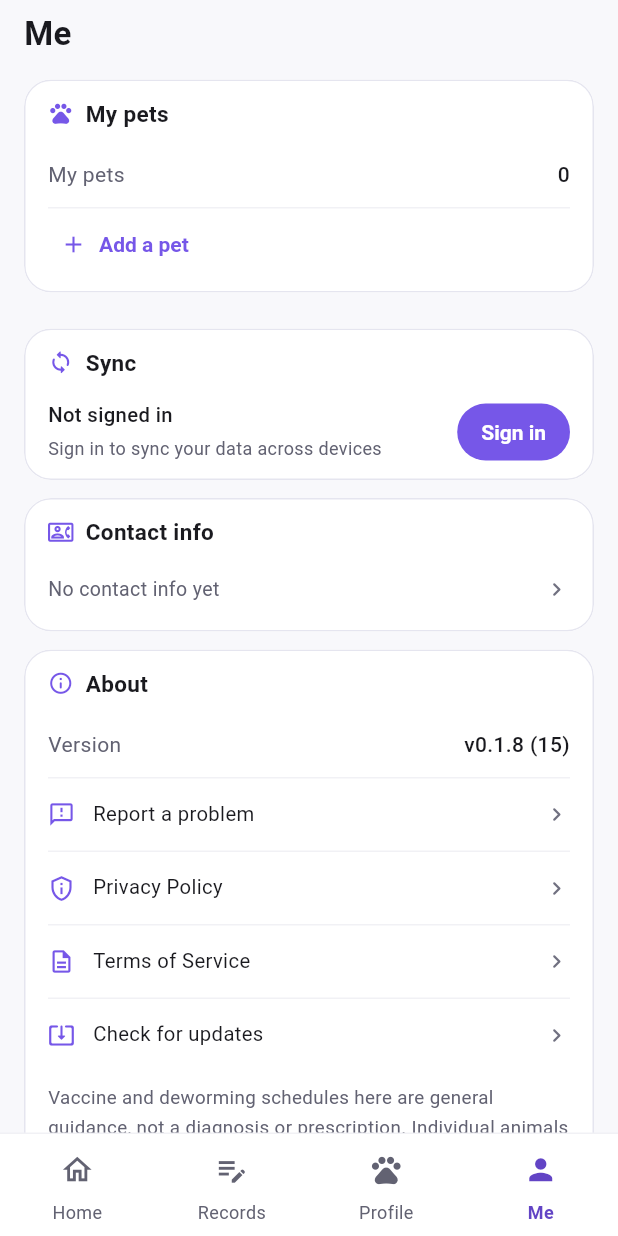
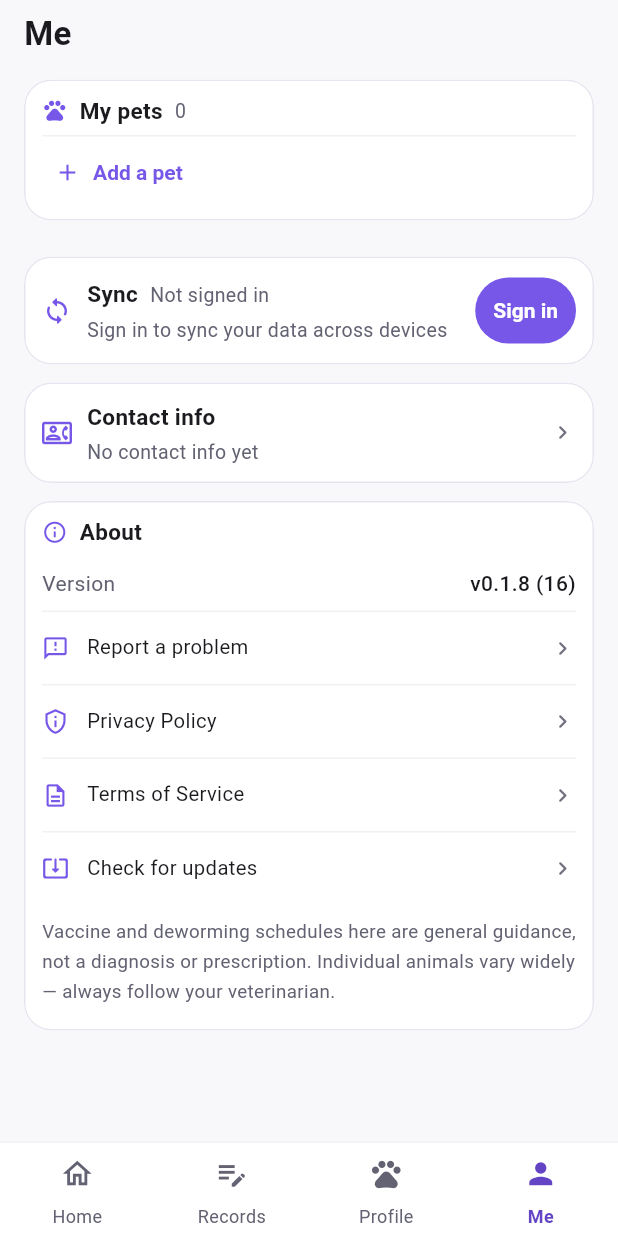
Before and after one commit to zhuruipeng/pets, a Flutter app: the screen it shows after launch, item 4 of the bottom bar chosen, on a phone screen of 412 x 824 dp. Run offline on Flutter 3.47's test engine with Material 3 defaults, Android fonts, the phone set to English and light mode, and no system bars; our stand-ins replace fl_chart, flutter_local_notifications, flutter_map, flutter_riverpod, flutter_secure_storage, image_picker and 6 more; missing offline and left inert: file_selector; accounts and stored records are empty; network calls fail.

Commit message:
fix(ui): adopt compact four-page layout for device trial

```diff
--- a/app/lib/main.dart
+++ b/app/lib/main.dart
@@ -241,7 +241,7 @@ ThemeData buildAppTheme() {
       surfaceTintColor: Colors.transparent,
       indicatorColor: Colors.transparent,
       // 参考稿的底部栏没有胶囊底，靠图标与文字变色表示选中。
-      height: 68,
+      height: 62,
       elevation: 0,
       labelBehavior: NavigationDestinationLabelBehavior.alwaysShow,
       labelTextStyle: WidgetStateProperty.resolveWith((states) {
--- a/app/lib/ui/family_care_board.dart
+++ b/app/lib/ui/family_care_board.dart
@@ -57,7 +57,7 @@ class _FamilyCareBoardState extends ConsumerState<FamilyCareBoard> {
     final sync = ref.watch(syncControllerProvider);
 
     return Container(
-      margin: const EdgeInsets.only(top: AppSpace.gapL),
+      margin: const EdgeInsets.only(top: AppSpace.gapM),
       padding: const EdgeInsets.all(AppSpace.gapM),
       decoration: BoxDecoration(
           color: AppColors.surface,
@@ -100,6 +100,8 @@ class _FamilyCareBoardState extends ConsumerState<FamilyCareBoard> {
         for (final reminder in _expanded ? pending : pending.take(4))
           ListTile(
             contentPadding: EdgeInsets.zero,
+            minLeadingWidth: 20,
+            horizontalTitleGap: 8,
             dense: true,
             leading: const Icon(Icons.radio_button_unchecked,
                 color: AppColors.primary, size: 20),
@@ -132,6 +134,8 @@ class _FamilyCareBoardState extends ConsumerState<FamilyCareBoard> {
             for (final event in _expanded ? items : items.take(5))
               ListTile(
                 contentPadding: EdgeInsets.zero,
+                minLeadingWidth: 20,
+                horizontalTitleGap: 8,
                 dense: true,
                 leading: const Icon(Icons.check_circle_outline,
                     color: AppColors.primary, size: 20),
--- a/app/lib/ui/me_screen.dart
+++ b/app/lib/ui/me_screen.dart
@@ -61,11 +61,9 @@ class MeScreen extends ConsumerWidget {
         _Card(
           title: L.t('me.section.pets'),
           icon: Icons.pets_rounded,
+          trailing: Text(L.isZh ? '共 ${pets.length} 只' : '${pets.length}',
+              style: AppText.caption),
           children: [
-            InfoRow(
-              L.t('me.section.pets'),
-              L.isZh ? '共 ${pets.length} 只' : '${pets.length}',
-            ),
             const RowDivider(),
             // 「添加宠物」的**常驻入口**。
             //
@@ -96,22 +94,10 @@ class MeScreen extends ConsumerWidget {
         const SizedBox(height: AppSpace.gapM),
 
         if (region.requiresIcpDisplay) ...[
-          _Card(
+          _CompactEntryCard(
               title: L.t('me.build.icp'),
               icon: Icons.verified_outlined,
-            children: [
-              Padding(
-                padding: const EdgeInsets.only(top: 4),
-                child: Text(
-                  L.t('me.icp'),
-                  style: const TextStyle(
-                    fontSize: 12.5,
-                    color: AppColors.textSecondary,
-                  ),
-                ),
-              ),
-            ],
-          ),
+              detail: L.t('me.icp')),
         ],
 
         const SizedBox(height: AppSpace.gapM),
@@ -125,47 +111,19 @@ class MeScreen extends ConsumerWidget {
 
         // ---- 联系方式（M5）。走失协查卡片要靠它，所以放在「我的」而不是
         // 藏在某个二级设置页里。 ----
-        _Card(
+        Consumer(builder: (context, ref, _) {
+          final user = ref.watch(currentUserProvider).valueOrNull;
+          final has = user?.hasContact ?? false;
+          return _CompactEntryCard(
               title: L.t('contact.title'),
               icon: Icons.contact_phone_outlined,
-          children: [
-            Consumer(
-              builder: (context, ref, _) {
-                final user = ref.watch(currentUserProvider).valueOrNull;
-                final has = user?.hasContact ?? false;
-
-                return InkWell(
+              detail: has ? _contactSummary(user!) : L.t('contact.empty'),
+              trailing: const Icon(Icons.chevron_right_rounded,
+                  size: 18, color: AppColors.textTertiary),
               onTap: user == null
                   ? null
-                      : () => showContactSheet(context, user: user),
-                  child: Padding(
-                    padding: const EdgeInsets.symmetric(vertical: 10),
-                    child: Row(
-                      children: [
-                        Expanded(
-                          child: Text(
-                            has ? _contactSummary(user!) : L.t('contact.empty'),
-                            maxLines: 2,
-                            overflow: TextOverflow.ellipsis,
-                            style: TextStyle(
-                              fontSize: 13,
-                              height: 1.5,
-                              color: has
-                                  ? AppColors.textPrimary
-                                  : AppColors.textSecondary,
-                            ),
-                          ),
-                        ),
-                        const Icon(Icons.chevron_right_rounded,
-                            size: 18, color: AppColors.textTertiary),
-                      ],
-                    ),
-                  ),
-                );
-              },
-            ),
-          ],
-        ),
+                  : () => showContactSheet(context, user: user));
+        }),
 
         const SizedBox(height: AppSpace.gapM),
         _Card(
@@ -324,6 +282,19 @@ class _AccountCard extends ConsumerWidget {
     final user = ref.watch(currentUserProvider).valueOrNull;
     final controller = ref.read(syncControllerProvider.notifier);
 
+    if (!status.loggedIn) {
+      return _CompactEntryCard(
+          title: L.t('sync.title'),
+          icon: Icons.sync_rounded,
+          status: L.t('auth.notLoggedIn'),
+          detail: L.t('auth.notLoggedInHint'),
+          trailing: FilledButton(
+              onPressed: () => showAuthSheet(context),
+              style: FilledButton.styleFrom(
+                  minimumSize: const Size(0, AppSpace.tapTarget),
+                  padding: const EdgeInsets.symmetric(horizontal: 12)),
+              child: Text(L.t('auth.title'))));
+    }
     return _Card(
       title: L.t('sync.title'),
       icon: Icons.sync_rounded,
@@ -636,11 +607,13 @@ class _Card extends StatelessWidget {
     required this.title,
     required this.icon,
     required this.children,
+    this.trailing,
   });
 
   final String title;
   final IconData icon;
   final List<Widget> children;
+  final Widget? trailing;
 
   @override
   Widget build(BuildContext context) {
@@ -648,9 +621,9 @@ class _Card extends StatelessWidget {
       clipBehavior: Clip.antiAlias,
       child: Padding(
         padding: const EdgeInsets.fromLTRB(
-          AppSpace.gapL,
           AppSpace.gapM,
-          AppSpace.gapL,
+          10,
+          AppSpace.gapM,
           AppSpace.gapS,
         ),
         child: Column(
@@ -660,10 +633,14 @@ class _Card extends StatelessWidget {
               children: [
                 Icon(icon, size: 17, color: AppColors.primary),
                 const SizedBox(width: AppSpace.gapS),
-                Expanded(child: Text(title, style: AppText.section)),
+                Expanded(
+                    child: Row(children: [
+                  Flexible(child: Text(title, style: AppText.section)),
+                  if (trailing != null) ...[const SizedBox(width: 8), trailing!]
+                ])),
               ],
             ),
-            const SizedBox(height: AppSpace.gapS),
+            const SizedBox(height: 6),
             ...children,
           ],
         ),
@@ -671,3 +648,49 @@ class _Card extends StatelessWidget {
     );
   }
 }
+
+class _CompactEntryCard extends StatelessWidget {
+  const _CompactEntryCard(
+      {required this.title,
+      required this.icon,
+      required this.detail,
+      this.status,
+      this.trailing,
+      this.onTap});
+  final String title;
+  final IconData icon;
+  final String detail;
+  final String? status;
+  final Widget? trailing;
+  final VoidCallback? onTap;
+  @override
+  Widget build(BuildContext context) => Card(
+      clipBehavior: Clip.antiAlias,
+      child: InkWell(
+        onTap: onTap,
+        child: Padding(
+          padding: const EdgeInsets.all(12),
+          child: Row(children: [
+            Icon(icon, size: 20, color: AppColors.primary),
+            const SizedBox(width: 10),
+            Expanded(
+                child: Column(
+                    crossAxisAlignment: CrossAxisAlignment.start,
+                    children: [
+                  Wrap(
+                      spacing: 8,
+                      runSpacing: 4,
+                      crossAxisAlignment: WrapCrossAlignment.center,
+                      children: [
+                        Text(title, style: AppText.section),
+                        if (status != null)
+                          Text(status!, style: AppText.caption),
+                      ]),
+                  const SizedBox(height: 4),
+                  Text(detail, style: AppText.caption),
+                ])),
+            if (trailing != null) ...[const SizedBox(width: 8), trailing!],
+          ]),
+        ),
+      ));
+}
--- a/app/pubspec.yaml
+++ b/app/pubspec.yaml
@@ -1,7 +1,7 @@
 name: pet_app
 description: 我的宠物 — 宠物健康管理与提醒（中国 + 海外双市场）
 publish_to: 'none'
-version: 0.1.8+15
+version: 0.1.8+16
 
 environment:
   sdk: '>=3.4.0 <4.0.0'
```
Also changed, not shown: app/lib/ui/profile_screen.dart (+97 -142 lines), app/lib/ui/records_screen.dart (+30 -26 lines), app/lib/ui/today_screen.dart (+38 -47 lines), app/lib/ui/widgets.dart (+32 -43 lines). Lines whose indentation alone changed are shown as unchanged.
